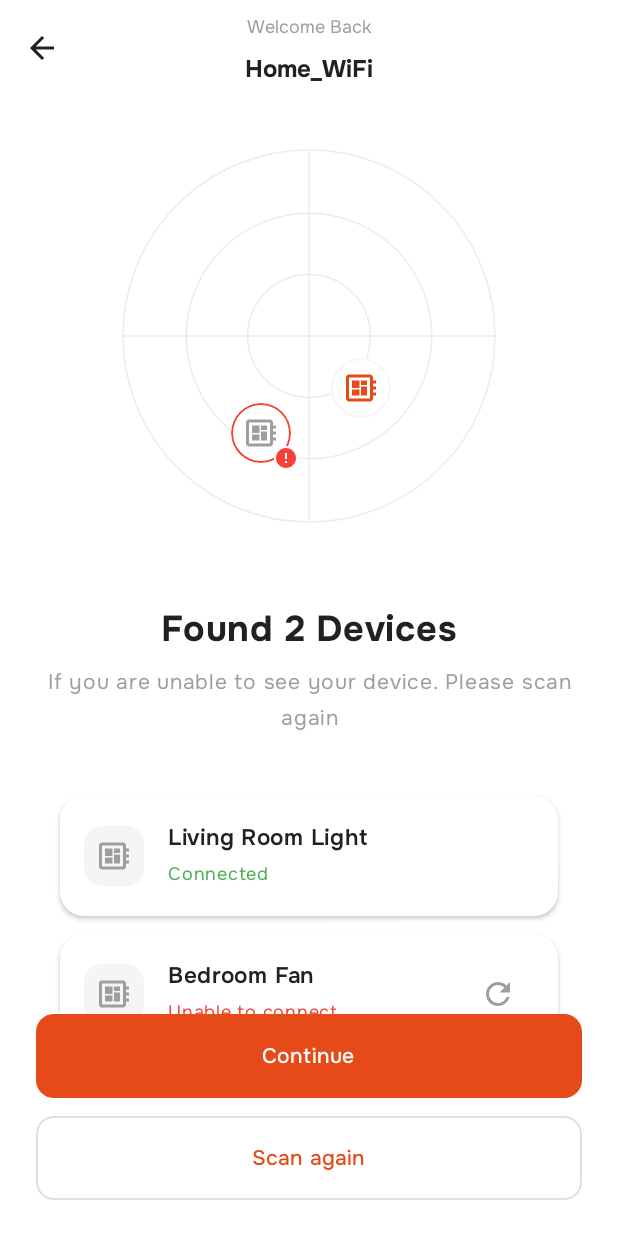
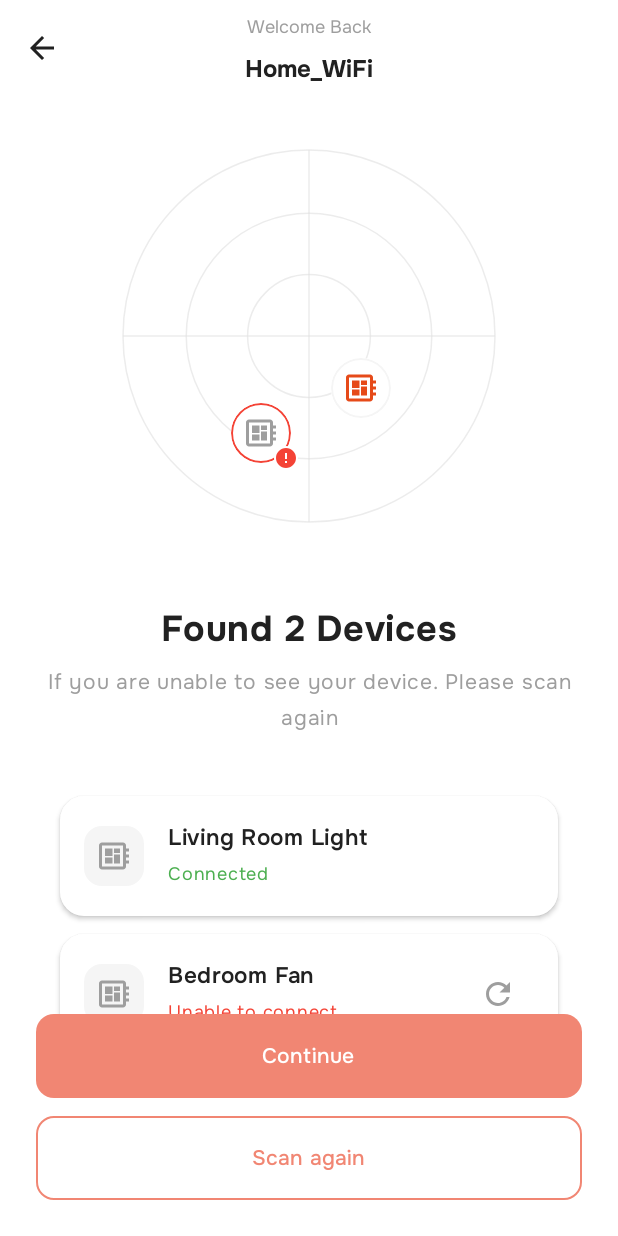
Before and after one commit to Sumit-Dev-07/Home-Automation-Demo, an Android app built with Jetpack Compose: the @Preview function SearchDeviceResultsPreview, on a phone screen of 412 x 824 dp. Run offline under Robolectric (Android 15) with nearby library versions, the light colour scheme and no system bars; our stand-ins replace Dagger/Hilt's generated code; libraries missing offline, so code that uses them is left out: androidx.hilt.lifecycle.

Commit message:
Refine ui.

```diff
--- a/app/src/main/java/com/app/iot/ui/features/home/search/SearchDeviceScreen.kt
+++ b/app/src/main/java/com/app/iot/ui/features/home/search/SearchDeviceScreen.kt
@@ -10,15 +10,19 @@ import androidx.compose.animation.fadeIn
 import androidx.compose.animation.fadeOut
 import androidx.compose.animation.shrinkVertically
 import androidx.compose.foundation.BorderStroke
+import androidx.compose.foundation.background
 import androidx.compose.foundation.layout.Arrangement
 import androidx.compose.foundation.layout.Box
 import androidx.compose.foundation.layout.Column
 import androidx.compose.foundation.layout.Spacer
+import androidx.compose.foundation.layout.WindowInsets
 import androidx.compose.foundation.layout.fillMaxSize
 import androidx.compose.foundation.layout.fillMaxWidth
 import androidx.compose.foundation.layout.height
 import androidx.compose.foundation.layout.padding
+import androidx.compose.foundation.layout.statusBars
 import androidx.compose.foundation.layout.width
+import androidx.compose.foundation.layout.windowInsetsTopHeight
 import androidx.compose.foundation.shape.RoundedCornerShape
 import androidx.compose.material3.Button
 import androidx.compose.material3.ButtonDefaults
@@ -32,6 +36,7 @@ import androidx.compose.material3.TextButton
 import androidx.compose.material3.TopAppBar
 import androidx.compose.material3.TopAppBarDefaults
 import androidx.compose.runtime.Composable
+import androidx.compose.runtime.DisposableEffect
 import androidx.compose.runtime.LaunchedEffect
 import androidx.compose.runtime.collectAsState
 import androidx.compose.runtime.getValue
@@ -42,11 +47,13 @@ import androidx.compose.ui.Alignment
 import androidx.compose.ui.Modifier
 import androidx.compose.ui.graphics.Color
 import androidx.compose.ui.platform.LocalContext
+import androidx.compose.ui.platform.LocalView
 import androidx.compose.ui.res.painterResource
 import androidx.compose.ui.text.style.TextAlign
 import androidx.compose.ui.tooling.preview.Preview
 import androidx.compose.ui.unit.dp
 import androidx.compose.ui.unit.sp
+import androidx.core.view.WindowCompat
 import androidx.hilt.lifecycle.viewmodel.compose.hiltViewModel
 import com.app.iot.R
 import com.app.iot.ui.features.home.search.components.DiscoveryList
@@ -215,7 +222,22 @@ private fun SearchDeviceContent(
 	}
 
 	val buttonShape = RoundedCornerShape(12.dp)
+	val view = LocalView.current
 
+	DisposableEffect(view) {
+		if (view.isInEditMode) {
+			return@DisposableEffect onDispose { }
+		}
+		val window = (view.context as? Activity)?.window
+		val controller = window?.let { WindowCompat.getInsetsController(it, view) }
+		val wasLight = controller?.isAppearanceLightStatusBars
+		controller?.isAppearanceLightStatusBars = false
+		onDispose {
+			wasLight?.let { controller.isAppearanceLightStatusBars = it }
+		}
+	}
+
+	Box(modifier = Modifier.fillMaxSize()) {
 	Scaffold(
 		topBar = {
 			TopAppBar(
@@ -303,7 +325,7 @@ private fun SearchDeviceContent(
 							text = "Open settings",
 							fontFamily = AppFont.onestSemiBold,
 							fontSize = 12.sp,
-							color = AppPalette.primary
+							color = AppPalette.secondary
 						)
 					}
 				}
@@ -337,7 +359,7 @@ private fun SearchDeviceContent(
 							modifier = Modifier
 								.fillMaxWidth()
 								.height(56.dp),
-							colors = ButtonDefaults.buttonColors(containerColor = AppPalette.primary),
+							colors = ButtonDefaults.buttonColors(containerColor = AppPalette.secondary),
 							shape = buttonShape
 						) {
 							Text(
@@ -355,11 +377,11 @@ private fun SearchDeviceContent(
 								.height(56.dp),
 							shape = buttonShape,
 							border = BorderStroke(1.dp, AppPalette.borderGray),
-							colors = ButtonDefaults.outlinedButtonColors(contentColor = AppPalette.primary)
+							colors = ButtonDefaults.outlinedButtonColors(contentColor = AppPalette.secondary)
 						) {
 							Text(
 								text = "Add Manually",
-								color = AppPalette.primary,
+								color = AppPalette.secondary,
 								fontFamily = AppFont.onestMedium,
 								fontSize = 14.sp
 							)
@@ -391,7 +413,7 @@ private fun SearchDeviceContent(
 							modifier = Modifier
 								.fillMaxWidth()
 								.height(56.dp),
-							colors = ButtonDefaults.buttonColors(containerColor = AppPalette.primary),
+							colors = ButtonDefaults.buttonColors(containerColor = AppPalette.secondary),
 							shape = buttonShape
 						) {
 							Text(
@@ -408,12 +430,12 @@ private fun SearchDeviceContent(
 								.fillMaxWidth()
 								.height(56.dp),
 							shape = buttonShape,
-							border = BorderStroke(1.dp, AppPalette.borderGray),
-							colors = ButtonDefaults.outlinedButtonColors(contentColor = AppPalette.primary)
+							border = BorderStroke(1.dp, AppPalette.secondary),
+							colors = ButtonDefaults.outlinedButtonColors(contentColor = AppPalette.secondary)
 						) {
 							Text(
 								text = "Scan again",
-								color = AppPalette.primary,
+								color = AppPalette.secondary,
 								fontFamily = AppFont.onestMedium,
 								fontSize = 14.sp
 							)
@@ -433,6 +455,15 @@ private fun SearchDeviceContent(
 				}
 			}
 		}
+	}
+
+		Box(
+			modifier = Modifier
+				.align(Alignment.TopCenter)
+				.fillMaxWidth()
+				.windowInsetsTopHeight(WindowInsets.statusBars)
+				.background(AppPalette.secondary)
+		)
 	}
 }
 
--- a/app/src/main/java/com/app/iot/ui/features/home/tab/HomeTab.kt
+++ b/app/src/main/java/com/app/iot/ui/features/home/tab/HomeTab.kt
@@ -288,7 +288,10 @@ fun HomeTab(
 		if (showSearchFlow) {
 			Dialog(
 				onDismissRequest = { showSearchFlow = false },
-				properties = DialogProperties(usePlatformDefaultWidth = false)
+				properties = DialogProperties(
+					usePlatformDefaultWidth = false,
+					decorFitsSystemWindows = false
+				)
 			) {
 				Surface(modifier = Modifier.fillMaxSize()) {
 					SearchDeviceScreen(
```
Also changed, not shown: app/src/main/java/com/app/iot/MainActivity.kt (+25 -2 lines).
